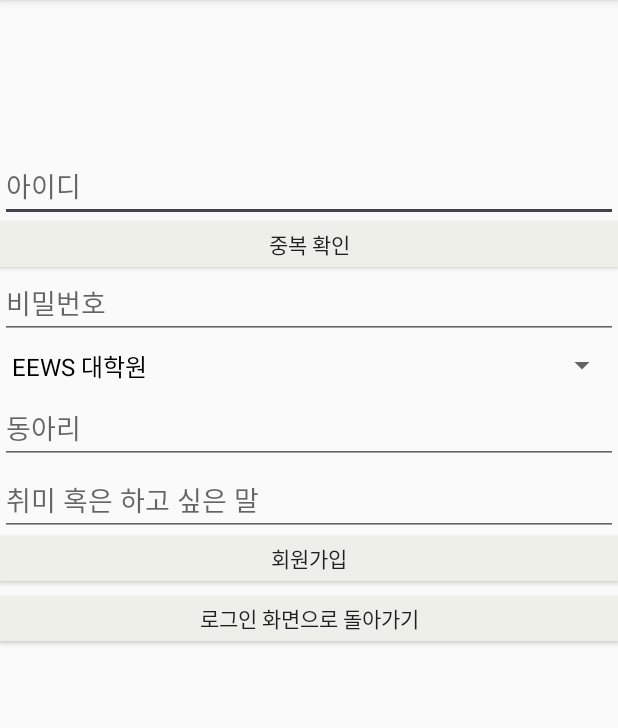
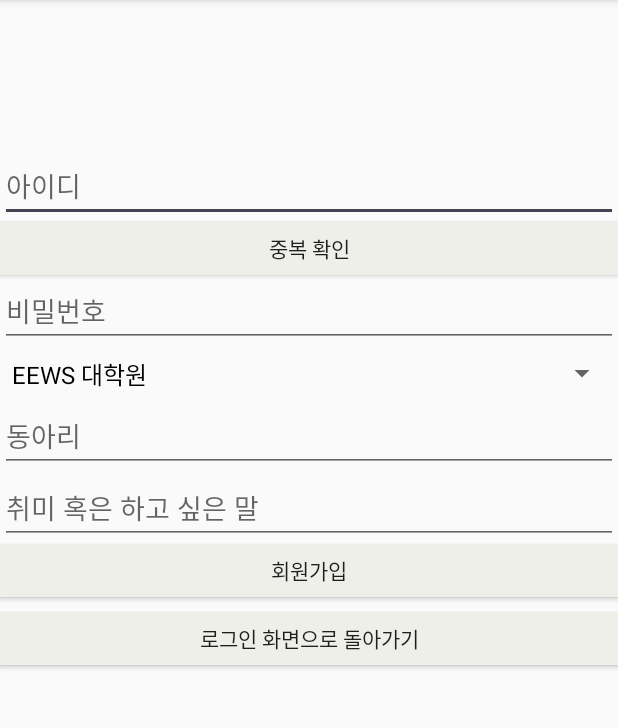
Before and after one commit to hyunOO/CS496_Week3, an Android app: the Sign screen opened directly, with no data from a screen before it, on a phone screen of 412 x 824 dp, the part 84-812 px from its top. Run offline under Robolectric (Android 15) with nearby library versions, the phone set to English and light mode, and no system bars; network calls fail.

```diff
--- a/Client/app/src/main/java/com/cs496/cs496_week3/Message.java
+++ b/Client/app/src/main/java/com/cs496/cs496_week3/Message.java
@@ -4,7 +4,7 @@ package com.cs496.cs496_week3;
  * Created by rongrong on 2017-07-14.
  */
 
-public class Message {
+public class Message{
     private String title, requester, bangjang, roomId;
     private boolean bangjangRead, accept;
     private boolean isNew = false;
--- a/Client/app/src/main/res/layout/login_layout.xml
+++ b/Client/app/src/main/res/layout/login_layout.xml
@@ -80,7 +80,7 @@
             <Button
                 android:id="@+id/login"
                 android:layout_width="match_parent"
-                android:layout_height="30dp"
+                android:layout_height="35dp"
                 android:background="@color/colorBrighy"
                 android:textColor="@color/colorAccent"
                 android:text="로그인"/>
@@ -95,7 +95,7 @@
             <Button
                 android:id="@+id/sign"
                 android:layout_width="match_parent"
-                android:layout_height="30dp"
+                android:layout_height="35dp"
                 android:background="@color/colorBrighy"
                 android:textColor="@color/colorAccent"
                 android:text="회원가입" />
--- a/Client/app/src/main/res/layout/make_new_room.xml
+++ b/Client/app/src/main/res/layout/make_new_room.xml
@@ -47,7 +47,7 @@
         <Button
             android:id="@+id/makeNewRoomConfirm"
             android:layout_width="match_parent"
-            android:layout_height="30dp"
+            android:layout_height="35dp"
             android:background="@color/colorBrighy"
             android:textColor="@color/colorAccent"
             android:text="방 만들기"/>
@@ -62,7 +62,7 @@
         <Button
             android:id="@+id/makeNewRoomCancel"
             android:layout_width="match_parent"
-            android:layout_height="30dp"
+            android:layout_height="35dp"
             android:background="@color/colorBrighy"
             android:textColor="@color/colorAccent"
             android:text="취소"/>
--- a/Client/app/src/main/res/layout/sign_layout.xml
+++ b/Client/app/src/main/res/layout/sign_layout.xml
@@ -16,7 +16,7 @@
     <Button
         android:id="@+id/duplicate"
         android:layout_width="match_parent"
-        android:layout_height="30dp"
+        android:layout_height="35dp"
         android:background="@color/colorBrighy"
         android:text="중복 확인" />
 
@@ -54,14 +54,14 @@
     <Button
         android:id="@+id/press"
         android:layout_width="match_parent"
-        android:layout_height="30dp"
+        android:layout_height="35dp"
         android:background="@color/colorBrighy"
         android:text="회원가입"/>
 
     <Button
         android:id="@+id/backToLogin"
         android:layout_width="match_parent"
-        android:layout_height="30dp"
+        android:layout_height="35dp"
         android:layout_marginTop="10dp"
         android:background="@color/colorBrighy"
         android:text="로그인 화면으로 돌아가기"/>
```
Also changed, not shown: Client/app/src/main/java/com/cs496/cs496_week3/MessageAdapter.java (+18 -2 lines), Client/app/src/main/java/com/cs496/cs496_week3/Tab3Message.java (+12 -0 lines), Client/app/src/main/res/layout/room_info.xml (+6 -4 lines).
